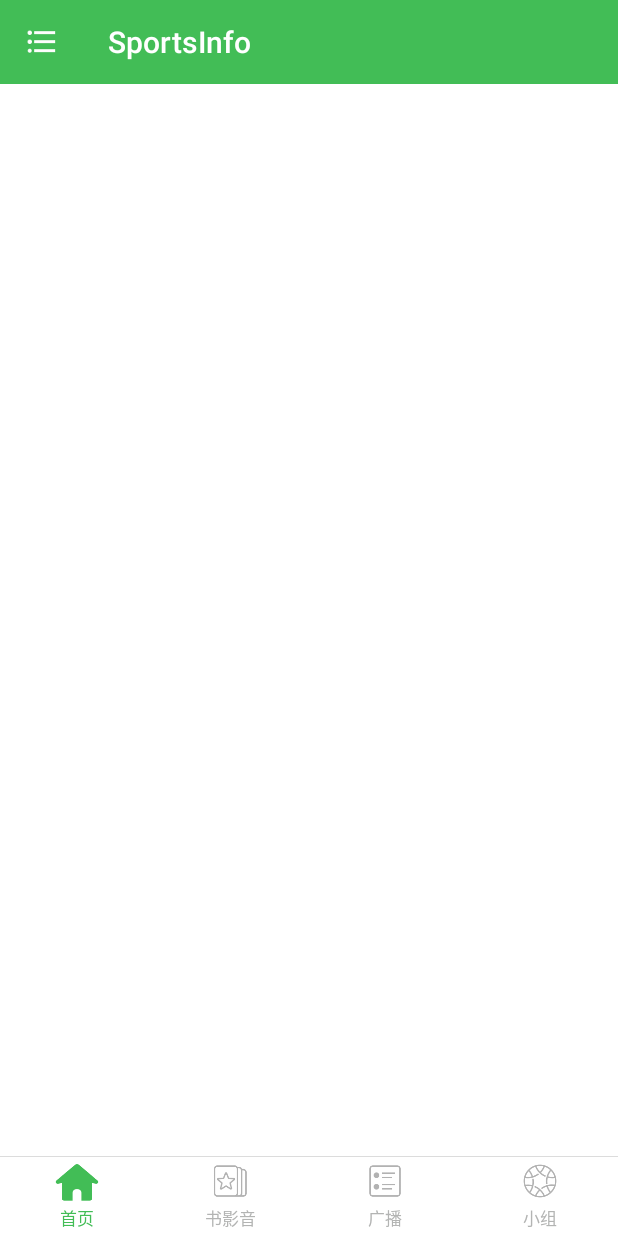
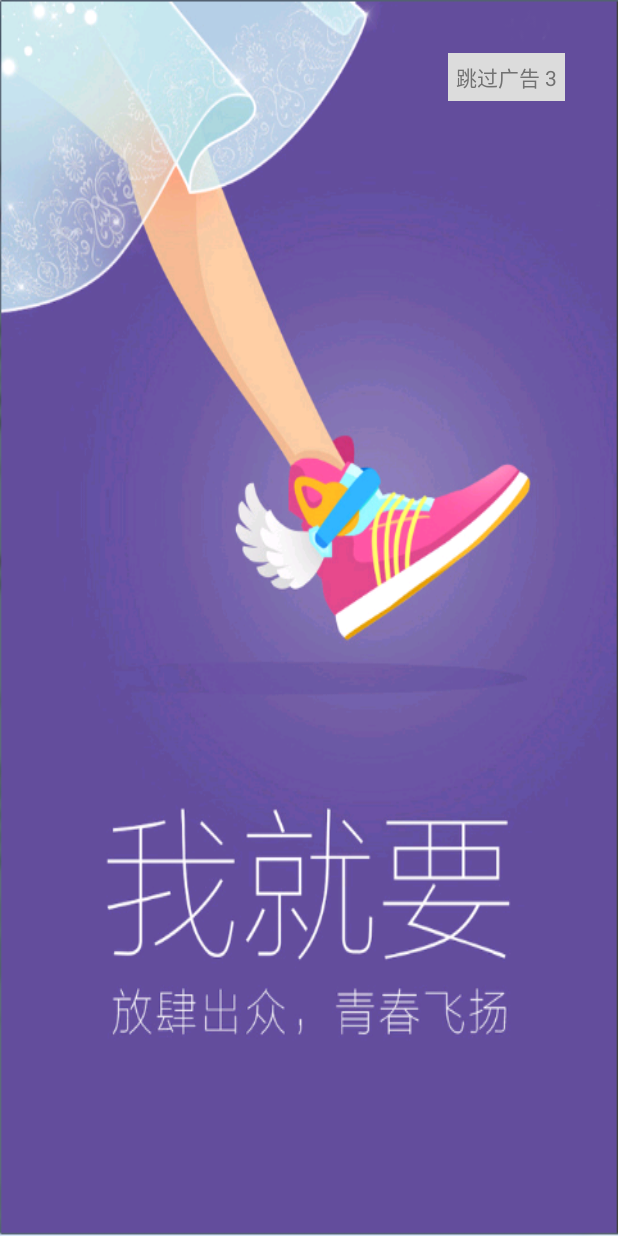
Before and after one commit to BoleSky/android_mvp_framework, an Android app: the first screen one second after launch (MainActivity before the commit, GuidePageActivity after it), on a phone screen of 412 x 824 dp. Run offline under Robolectric (Android 15) with nearby library versions, the phone set to English and light mode, and no system bars; our stand-ins replace ButterKnife, Dagger/Hilt's generated code; libraries missing offline, so code that uses them is left out: com.nostra13.universalimageloader; 1 statement that could not run was skipped.

Commit message:
添加引导页

```diff
--- a/app/build.gradle
+++ b/app/build.gradle
@@ -25,6 +25,10 @@ android {
             minifyEnabled false
             proguardFiles getDefaultProguardFile('proguard-android.txt'), 'proguard-rules.pro'
         }
+    }
+    // 注释冲突
+    packagingOptions {
+        exclude 'META-INF/services/javax.annotation.processing.Processor'
     }
 }
 
--- a/app/src/main/AndroidManifest.xml
+++ b/app/src/main/AndroidManifest.xml
@@ -1,9 +1,11 @@
 <?xml version="1.0" encoding="utf-8"?>
 <manifest xmlns:android="http://schemas.android.com/apk/res/android"
           package="com.bolesky.base">
-    <uses-permission android:name="android.permission.INTERNET" />
+
+    <uses-permission android:name="android.permission.INTERNET"/>
     <!-- Include following permission if you want to cache images on SD card -->
-    <uses-permission android:name="android.permission.WRITE_EXTERNAL_STORAGE" />
+    <uses-permission android:name="android.permission.WRITE_EXTERNAL_STORAGE"/>
+
     <application
         android:name=".App"
         android:allowBackup="true"
@@ -12,15 +14,19 @@
         android:supportsRtl="true">
         <activity
             android:name=".activity.MainActivity"
-            android:theme="@style/Theme.ToolBar" >
+            android:theme="@style/Theme.ToolBar">
+
+        </activity>
+        <activity android:name=".activity.SwipeRecyclerViewActivity">
+        </activity>
+        <activity
+            android:name=".activity.GuidePageActivity"
+            android:theme="@style/guidePage">
             <intent-filter>
-            <action android:name="android.intent.action.MAIN" />
+                <action android:name="android.intent.action.MAIN"/>
 
-            <category android:name="android.intent.category.LAUNCHER" />
+                <category android:name="android.intent.category.LAUNCHER"/>
             </intent-filter>
-        </activity>
-
-        <activity android:name=".activity.SwipeRecyclerViewActivity">
         </activity>
     </application>
 
--- /dev/null
+++ b/app/src/main/java/com/bolesky/base/activity/GuidePageActivity.java
@@ -0,0 +1,70 @@
+package com.bolesky.base.activity;
+
+import android.content.Intent;
+import android.os.CountDownTimer;
+import android.os.Handler;
+import android.support.v7.app.AppCompatActivity;
+import android.os.Bundle;
+import android.widget.TextView;
+
+import com.bolesky.base.R;
+
+import butterknife.Bind;
+import butterknife.ButterKnife;
+
+public class GuidePageActivity extends AppCompatActivity {
+    DownTimer mDownTimer;
+    private Handler handler = new Handler();
+    @Bind(R.id.tv_time)
+    TextView mTextView;
+
+    @Override
+    protected void onCreate(Bundle savedInstanceState) {
+        super.onCreate(savedInstanceState);
+        setContentView(R.layout.activity_guide_page);
+        ButterKnife.bind(this);
+        mDownTimer = new DownTimer(4000, 1000);
+        mDownTimer.start();
+        handler.postDelayed(new Runnable() {
+            @Override
+            public void run() {
+                startActivity(new Intent(GuidePageActivity.this, MainActivity.class));
+            }
+        }, 3500);
+    }
+
+    @Override
+    protected void onDestroy() {
+        super.onDestroy();
+        ButterKnife.unbind(this);
+    }
+
+    /**
+     * 继承 CountDownTimer 防范
+     * <p>
+     * 重写 父类的方法 onTick() 、 onFinish()
+     */
+    class DownTimer extends CountDownTimer {
+        /**
+         * @param millisInFuture    表示以毫秒为单位 倒计时的总数
+         *                          <p>
+         *                          例如 millisInFuture=1000 表示1秒
+         * @param countDownInterval 表示 间隔 多少微秒 调用一次 onTick 方法
+         *                          <p>
+         *                          例如: countDownInterval =1000 ; 表示每1000毫秒调用一次onTick()
+         */
+        public DownTimer(long millisInFuture, long countDownInterval) {
+            super(millisInFuture, countDownInterval);
+        }
+
+        @Override
+        public void onFinish() {
+            mTextView.setText(getResources().getString(R.string.jump_time, 0));
+        }
+
+        @Override
+        public void onTick(long millisUntilFinished) {
+            mTextView.setText(getResources().getString(R.string.jump_time, millisUntilFinished / 1000));
+        }
+    }
+}
--- /dev/null
+++ b/app/src/main/res/layout/activity_guide_page.xml
@@ -0,0 +1,28 @@
+<?xml version="1.0" encoding="utf-8"?>
+<RelativeLayout
+    xmlns:android="http://schemas.android.com/apk/res/android"
+    xmlns:tools="http://schemas.android.com/tools"
+    android:id="@+id/activity_guide_page"
+    android:layout_width="match_parent"
+    android:layout_height="match_parent"
+    tools:context="com.bolesky.base.activity.GuidePageActivity">
+
+    <ImageView
+        android:layout_width="match_parent"
+        android:layout_height="match_parent"
+        android:scaleType="fitXY"
+        android:src="@drawable/guide_page"/>
+
+    <TextView
+        android:id="@+id/tv_time"
+        android:layout_width="wrap_content"
+        android:layout_height="wrap_content"
+        android:layout_alignParentEnd="true"
+        android:layout_marginLeft="@dimen/margin_35dp"
+        android:layout_marginRight="@dimen/margin_35dp"
+        android:layout_marginTop="@dimen/margin_35dp"
+        android:background="@color/gainsboro"
+        android:padding="@dimen/padding_5dp"
+        android:text="跳过广告 3"
+        android:textColor="@color/colorSecondText"/>
+</RelativeLayout>
--- a/app/src/main/res/values/dimens.xml
+++ b/app/src/main/res/values/dimens.xml
@@ -2,6 +2,7 @@
     <!-- Default screen margins, per the Android Design guidelines. -->
     <dimen name="layout_height_1dp">1dp</dimen>
     <dimen name="padding_10dp">10dp</dimen>
+    <dimen name="padding_5dp">5dp</dimen>
 
     <dimen name="layout_width_25dp">25dp</dimen>
     <dimen name="layout_height_25dp">25dp</dimen>
--- a/app/src/main/res/values/strings.xml
+++ b/app/src/main/res/values/strings.xml
@@ -1,10 +1,10 @@
-<resources>
+<resources xmlns:xliff="urn:oasis:names:tc:xliff:document:1.2">
     <string name="app_name">SportsInfo</string>
     <string name="home">首页</string>
     <string name="subject">书影音</string>
     <string name="status">广播</string>
     <string name="group">小组</string>
-
+    <string name="jump_time">"跳过广告 "<xliff:g id="current_page" example="3">%1$d</xliff:g> </string>
     <!-- TODO: Remove or change this placeholder text -->
     <string name="hello_blank_fragment">Hello blank fragment</string>
 </resources>
--- a/app/src/main/res/values/styles.xml
+++ b/app/src/main/res/values/styles.xml
@@ -39,4 +39,8 @@
         <item name="android:layout_marginRight">@dimen/margin_5dp</item>
         <item name="android:background">@color/light_cyan</item>
     </style>
+
+    <style name="guidePage" parent="Theme.AppCompat.Light.NoActionBar">
+        <item name="android:windowFullscreen">true</item>
+    </style>
 </resources>
```
Also changed, not shown: app/src/main/res/drawable-hdpi/guide_page.png (added), app/src/main/res/drawable-mdpi/guide_page.png (added), app/src/main/res/drawable-xhdpi/guide_page.png (added), app/src/main/res/drawable-xxhdpi/guide_page.png (added), app/src/main/res/drawable-xxxhdpi/guide_page.png (added).
